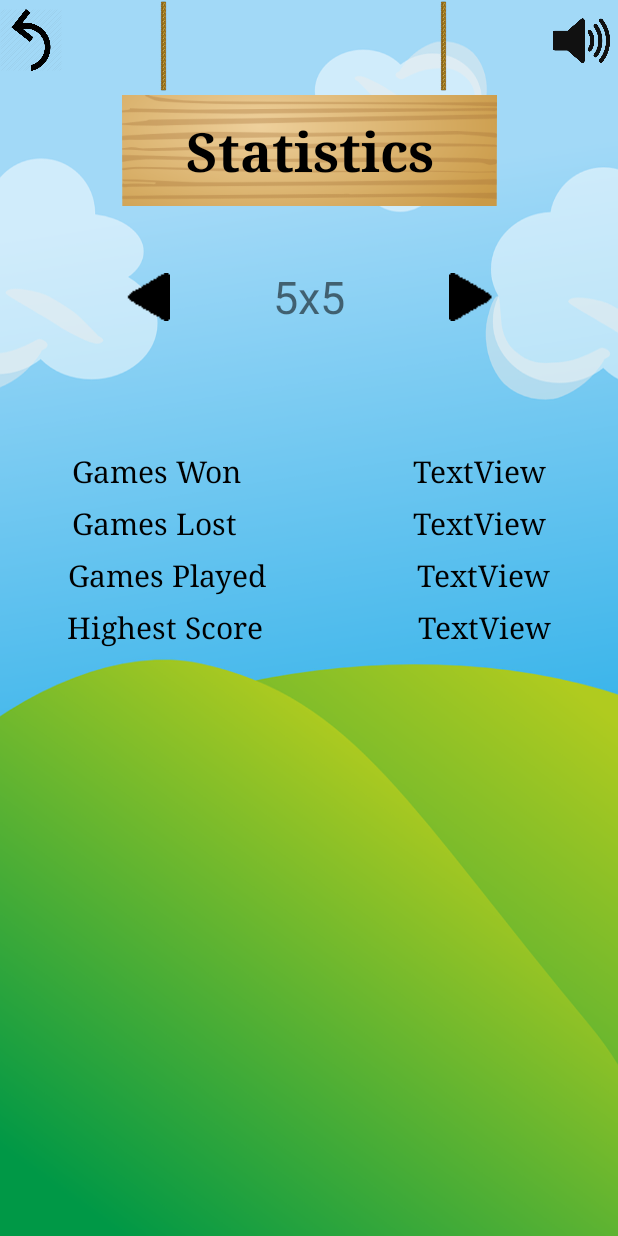
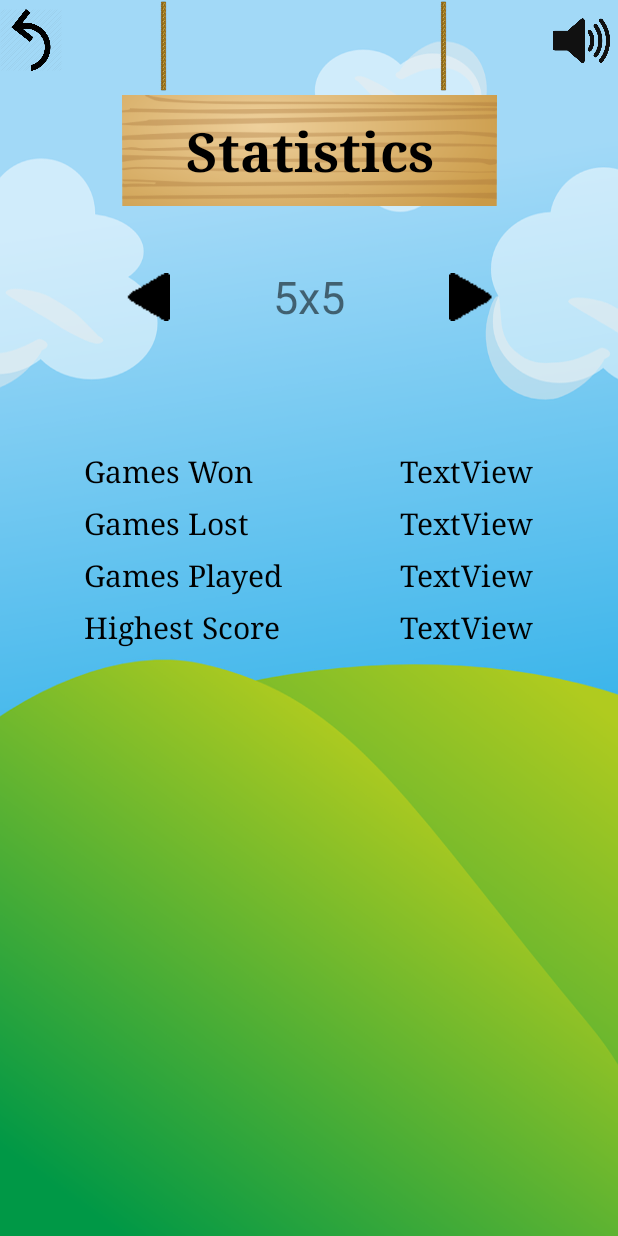
Before and after one commit to MattBarney/PigsInAPen, an Android app: the Statistics_Activity screen opened directly, with no data from a screen before it, on a phone screen of 412 x 824 dp. Run offline under Robolectric (Android 15) with nearby library versions, the phone set to English and light mode, and no system bars.

Commit message:
Designed Statistics XML , Statistics_Activity class has changed based XML code, Some color, string changed.

```diff
--- a/app/src/main/res/layout/activity_statistics.xml
+++ b/app/src/main/res/layout/activity_statistics.xml
@@ -123,7 +123,7 @@
         app:srcCompat="@drawable/forwardarrow" />
 
     <androidx.constraintlayout.widget.ConstraintLayout
-        android:layout_width="wrap_content"
+        android:layout_width="300dp"
         android:layout_height="wrap_content"
         android:layout_marginTop="70dp"
         app:layout_constraintEnd_toEndOf="parent"
@@ -135,13 +135,10 @@
             android:layout_width="wrap_content"
             android:layout_height="wrap_content"
             android:layout_marginTop="8dp"
-            android:layout_marginEnd="32dp"
-            android:layout_marginRight="32dp"
             android:text="@string/gamesWon"
             android:textColor="#000000"
             android:textSize="20sp"
             app:fontFamily="serif"
-            app:layout_constraintEnd_toStartOf="@+id/gamesWon"
             app:layout_constraintStart_toStartOf="parent"
             app:layout_constraintTop_toTopOf="parent" />
 
@@ -150,14 +147,11 @@
             android:layout_width="wrap_content"
             android:layout_height="wrap_content"
             android:layout_marginTop="8dp"
-            android:layout_marginEnd="32dp"
-            android:layout_marginRight="32dp"
             android:text="@string/gamesLost"
             android:textColor="#000000"
             android:textSize="20sp"
             app:fontFamily="serif"
             app:layout_constraintBottom_toTopOf="@+id/GamesPlayedView"
-            app:layout_constraintEnd_toStartOf="@+id/gamesLost"
             app:layout_constraintStart_toStartOf="parent"
             app:layout_constraintTop_toBottomOf="@+id/gamesWon" />
 
@@ -166,15 +160,12 @@
             android:layout_width="wrap_content"
             android:layout_height="wrap_content"
             android:layout_marginTop="8dp"
-            android:layout_marginEnd="32dp"
-            android:layout_marginRight="32dp"
             android:layout_marginBottom="8dp"
             android:text="@string/gamesPlayed"
             android:textColor="#000000"
             android:textSize="20sp"
             app:fontFamily="serif"
             app:layout_constraintBottom_toTopOf="@+id/highestScoreView"
-            app:layout_constraintEnd_toStartOf="@+id/GamesPlayed"
             app:layout_constraintStart_toStartOf="parent"
             app:layout_constraintTop_toBottomOf="@+id/gamesLostView" />
 
@@ -182,38 +173,30 @@
             android:id="@+id/highestScoreView"
             android:layout_width="wrap_content"
             android:layout_height="wrap_content"
-            android:layout_marginEnd="32dp"
-            android:layout_marginRight="32dp"
             android:layout_marginBottom="8dp"
             android:text="@string/highestScore"
             android:textColor="#000000"
             android:textSize="20sp"
             app:fontFamily="serif"
             app:layout_constraintBottom_toBottomOf="parent"
-            app:layout_constraintEnd_toStartOf="@+id/highestScore"
             app:layout_constraintStart_toStartOf="parent" />
 
         <TextView
             android:id="@+id/gamesWon"
             android:layout_width="wrap_content"
             android:layout_height="wrap_content"
-            android:layout_marginStart="78dp"
-            android:layout_marginLeft="78dp"
             android:layout_marginTop="8dp"
             android:text="TextView"
             android:textColor="#000000"
             android:textSize="20sp"
             app:fontFamily="serif"
             app:layout_constraintEnd_toEndOf="parent"
-            app:layout_constraintStart_toEndOf="@+id/gamesWonView"
             app:layout_constraintTop_toTopOf="parent" />
 
         <TextView
             android:id="@+id/gamesLost"
             android:layout_width="wrap_content"
             android:layout_height="wrap_content"
-            android:layout_marginStart="81dp"
-            android:layout_marginLeft="81dp"
             android:layout_marginTop="8dp"
             android:text="TextView"
             android:textColor="#000000"
@@ -221,15 +204,12 @@
             app:fontFamily="serif"
             app:layout_constraintBottom_toTopOf="@+id/GamesPlayed"
             app:layout_constraintEnd_toEndOf="parent"
-            app:layout_constraintStart_toEndOf="@+id/gamesLostView"
             app:layout_constraintTop_toBottomOf="@+id/gamesWon" />
 
         <TextView
             android:id="@+id/GamesPlayed"
             android:layout_width="wrap_content"
             android:layout_height="wrap_content"
-            android:layout_marginStart="68dp"
-            android:layout_marginLeft="68dp"
             android:layout_marginTop="8dp"
             android:layout_marginBottom="8dp"
             android:text="TextView"
@@ -238,23 +218,19 @@
             app:fontFamily="serif"
             app:layout_constraintBottom_toTopOf="@+id/highestScore"
             app:layout_constraintEnd_toEndOf="parent"
-            app:layout_constraintStart_toEndOf="@+id/GamesPlayedView"
             app:layout_constraintTop_toBottomOf="@+id/gamesLost" />
 
         <TextView
             android:id="@+id/highestScore"
             android:layout_width="wrap_content"
             android:layout_height="wrap_content"
-            android:layout_marginStart="71dp"
-            android:layout_marginLeft="71dp"
             android:layout_marginBottom="8dp"
             android:text="TextView"
             android:textColor="#000000"
             android:textSize="20sp"
             app:fontFamily="serif"
             app:layout_constraintBottom_toBottomOf="parent"
-            app:layout_constraintEnd_toEndOf="parent"
-            app:layout_constraintStart_toEndOf="@+id/highestScoreView" />
+            app:layout_constraintEnd_toEndOf="parent" />
     </androidx.constraintlayout.widget.ConstraintLayout>
 
 
```
